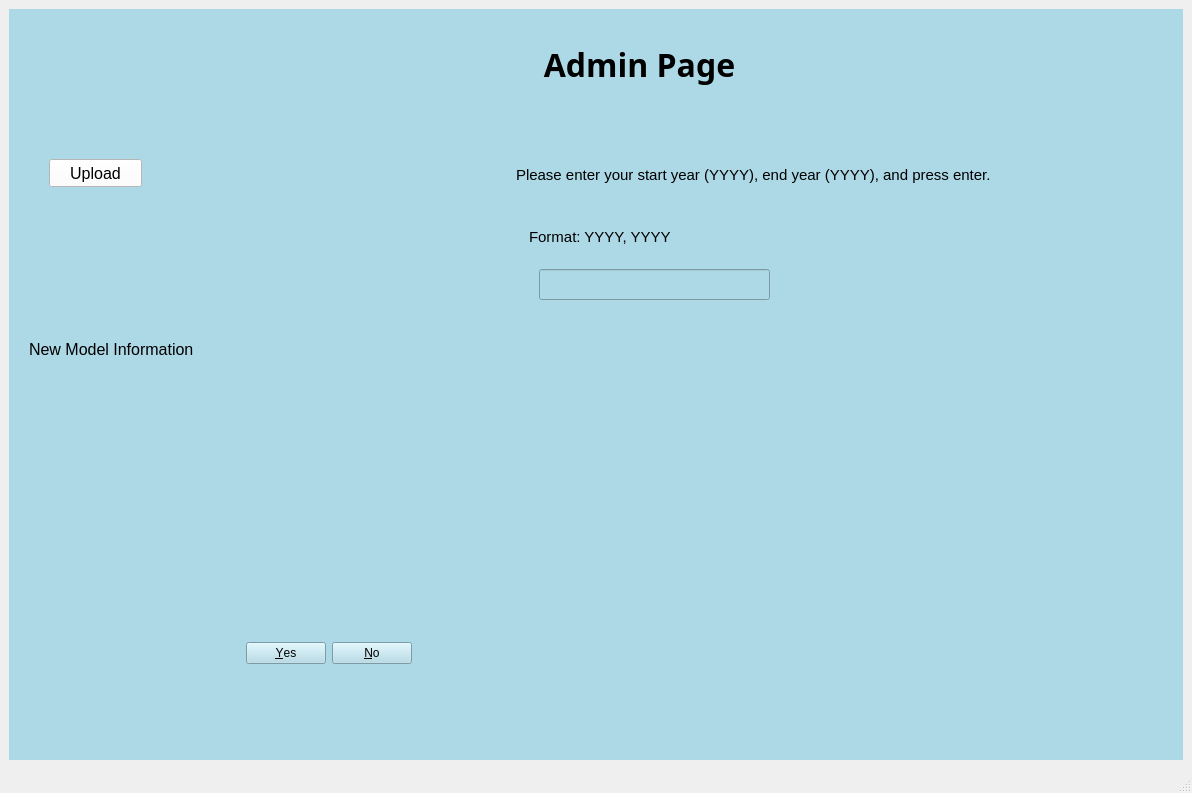
Before: the Qt Designer form flight_forecast/resources/flight_delay_multi_page.ui in fangyulim/BTS_Flight_Forecast, drawn with Qt 5.
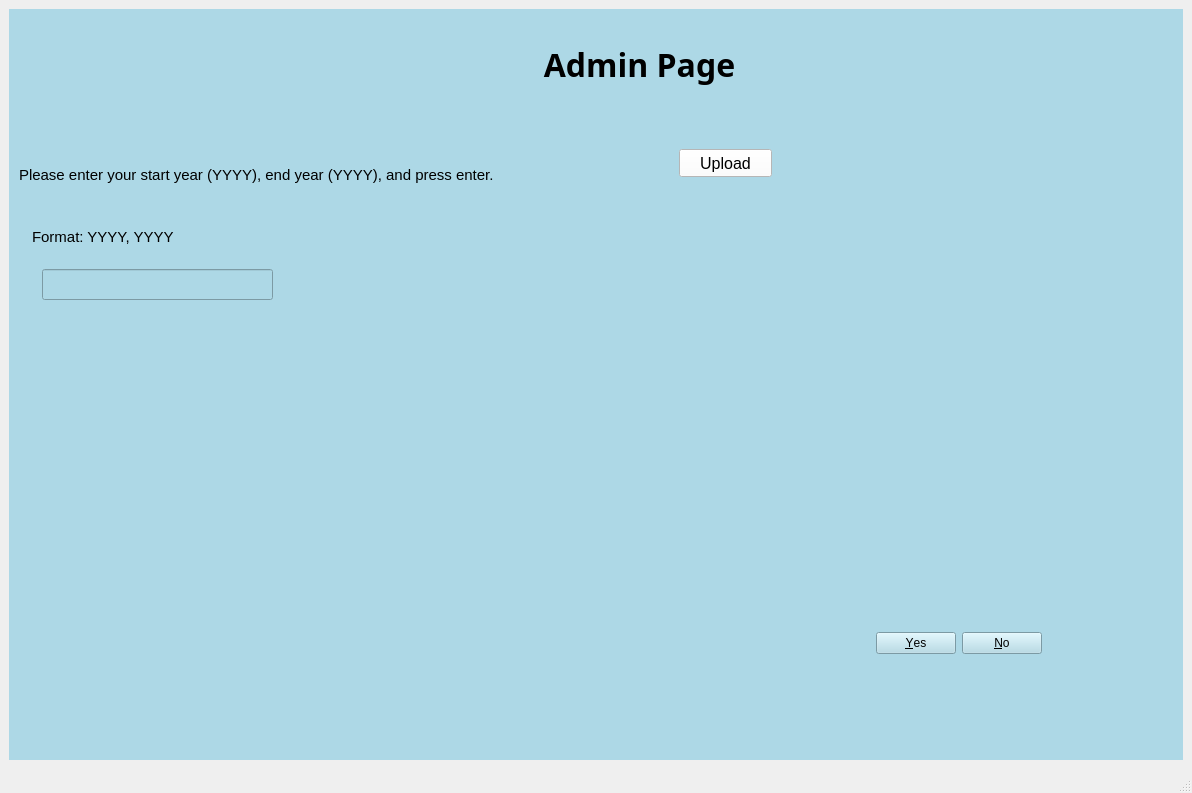
After: the same form once the commit is applied. The open tabs and pages were chosen to show the change.

Commit message: Adding flight_data

```diff
--- a/flight_forecast/resources/flight_delay_multi_page.ui
+++ b/flight_forecast/resources/flight_delay_multi_page.ui
@@ -494,45 +494,6 @@
          <set>Qt::AlignCenter</set>
         </property>
        </widget>
-       <widget class="QPushButton" name="upload_btn">
-        <property name="geometry">
-         <rect>
-          <x>40</x>
-          <y>150</y>
-          <width>93</width>
-          <height>28</height>
-         </rect>
-        </property>
-        <property name="font">
-         <font>
-          <pointsize>12</pointsize>
-         </font>
-        </property>
-        <property name="styleSheet">
-         <string notr="true">background-color:white;</string>
-        </property>
-        <property name="text">
-         <string>Upload</string>
-        </property>
-       </widget>
-       <widget class="QLabel" name="file_lb">
-        <property name="geometry">
-         <rect>
-          <x>40</x>
-          <y>200</y>
-          <width>411</width>
-          <height>51</height>
-         </rect>
-        </property>
-        <property name="font">
-         <font>
-          <pointsize>11</pointsize>
-         </font>
-        </property>
-        <property name="text">
-         <string/>
-        </property>
-       </widget>
        <widget class="QLabel" name="mod_title_lb">
         <property name="geometry">
          <rect>
@@ -548,40 +509,9 @@
          </font>
         </property>
         <property name="text">
-         <string>New Model Information</string>
-        </property>
-       </widget>
-       <widget class="QLabel" name="new_mod_lb">
-        <property name="geometry">
-         <rect>
-          <x>40</x>
-          <y>360</y>
-          <width>441</width>
-          <height>231</height>
-         </rect>
-        </property>
-        <property name="font">
-         <font>
-          <pointsize>10</pointsize>
-         </font>
-        </property>
-        <property name="text">
          <string/>
         </property>
        </widget>
-       <widget class="QDialogButtonBox" name="option_btn">
-        <property name="geometry">
-         <rect>
-          <x>210</x>
-          <y>630</y>
-          <width>193</width>
-          <height>28</height>
-         </rect>
-        </property>
-        <property name="standardButtons">
-         <set>QDialogButtonBox::No|QDialogButtonBox::Yes</set>
-        </property>
-       </widget>
        <widget class="QLabel" name="retrain_optionlb">
         <property name="geometry">
          <rect>
@@ -595,23 +525,10 @@
          <string/>
         </property>
        </widget>
-       <widget class="QLabel" name="refit_lb">
-        <property name="geometry">
-         <rect>
-          <x>110</x>
-          <y>660</y>
-          <width>261</width>
-          <height>16</height>
-         </rect>
-        </property>
-        <property name="text">
-         <string/>
-        </property>
-       </widget>
        <widget class="QLabel" name="airport_date_lb">
         <property name="geometry">
          <rect>
-          <x>507</x>
+          <x>10</x>
           <y>140</y>
           <width>641</width>
           <height>51</height>
@@ -629,7 +546,7 @@
        <widget class="QLabel" name="label">
         <property name="geometry">
          <rect>
-          <x>520</x>
+          <x>23</x>
           <y>220</y>
           <width>421</width>
           <height>16</height>
@@ -647,7 +564,7 @@
        <widget class="QLineEdit" name="years_input">
         <property name="geometry">
          <rect>
-          <x>530</x>
+          <x>33</x>
           <y>260</y>
           <width>231</width>
           <height>31</height>
@@ -657,7 +574,7 @@
        <widget class="QLabel" name="year_indicator">
         <property name="geometry">
          <rect>
-          <x>530</x>
+          <x>33</x>
           <y>310</y>
           <width>491</width>
           <height>311</height>
@@ -672,11 +589,94 @@
          <string/>
         </property>
        </widget>
+       <widget class="QPushButton" name="upload_btn">
+        <property name="geometry">
+         <rect>
+          <x>670</x>
+          <y>140</y>
+          <width>93</width>
+          <height>28</height>
+         </rect>
+        </property>
+        <property name="font">
+         <font>
+          <pointsize>12</pointsize>
+         </font>
+        </property>
+        <property name="styleSheet">
+         <string notr="true">background-color:white;</string>
+        </property>
+        <property name="text">
+         <string>Upload</string>
+        </property>
+       </widget>
+       <widget class="QLabel" name="refit_lb">
+        <property name="geometry">
+         <rect>
+          <x>740</x>
+          <y>650</y>
+          <width>261</width>
+          <height>16</height>
+         </rect>
+        </property>
+        <property name="text">
+         <string/>
+        </property>
+       </widget>
+       <widget class="QDialogButtonBox" name="option_btn">
+        <property name="geometry">
+         <rect>
+          <x>840</x>
+          <y>620</y>
+          <width>193</width>
+          <height>28</height>
+         </rect>
+        </property>
+        <property name="standardButtons">
+         <set>QDialogButtonBox::No|QDialogButtonBox::Yes</set>
+        </property>
+       </widget>
+       <widget class="QLabel" name="new_mod_lb">
+        <property name="geometry">
+         <rect>
+          <x>610</x>
+          <y>350</y>
+          <width>531</width>
+          <height>231</height>
+         </rect>
+        </property>
+        <property name="font">
+         <font>
+          <pointsize>10</pointsize>
+         </font>
+        </property>
+        <property name="text">
+         <string/>
+        </property>
+       </widget>
        <widget class="QLabel" name="success_lb">
         <property name="geometry">
          <rect>
-          <x>40</x>
-          <y>270</y>
+          <x>670</x>
+          <y>260</y>
+          <width>411</width>
+          <height>51</height>
+         </rect>
+        </property>
+        <property name="font">
+         <font>
+          <pointsize>11</pointsize>
+         </font>
+        </property>
+        <property name="text">
+         <string/>
+        </property>
+       </widget>
+       <widget class="QLabel" name="file_lb">
+        <property name="geometry">
+         <rect>
+          <x>670</x>
+          <y>190</y>
           <width>411</width>
           <height>51</height>
          </rect>
```
